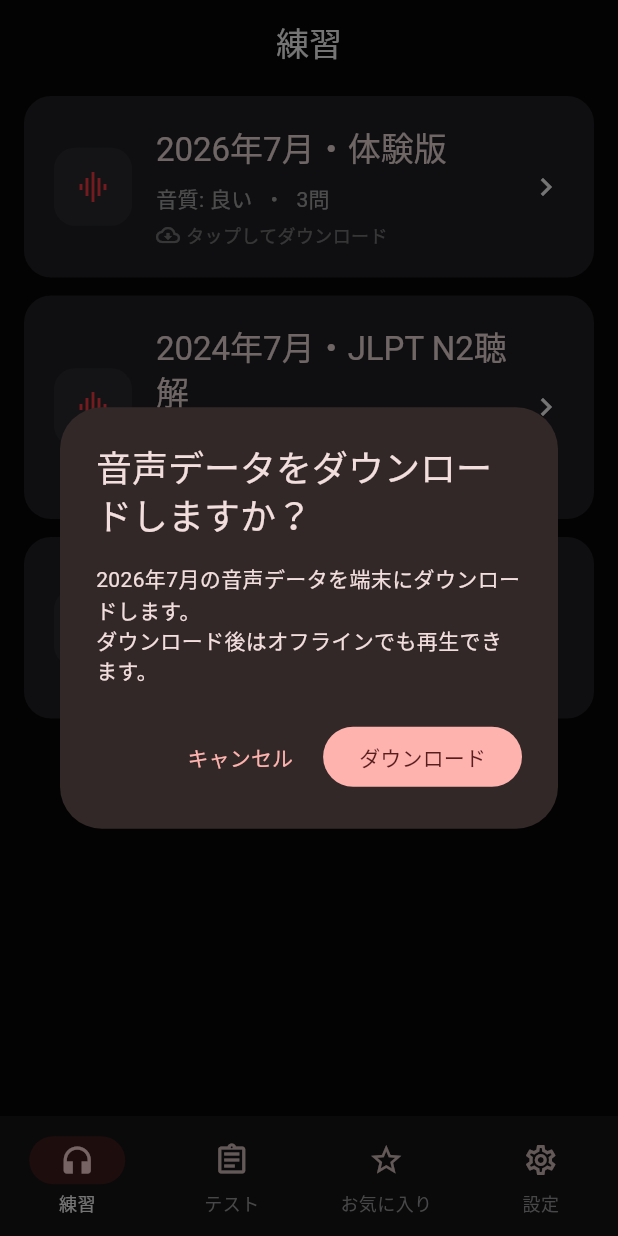
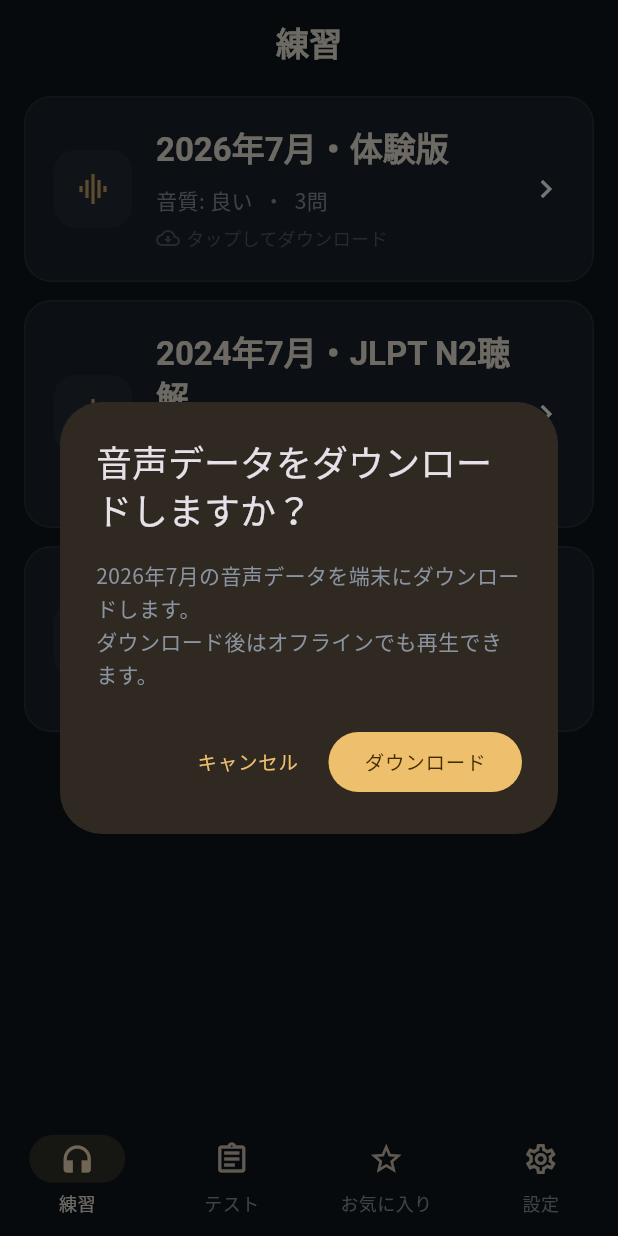
Before and after one commit to zhanghangcode/my_flutter, a Flutter app: the screen it shows after launch, after a tap on "2026年7月・体験版", on a phone screen of 412 x 824 dp. Run offline on Flutter 3.47's test engine with Material 3 defaults, Android fonts, the phone set to English and light mode, and no system bars; our stand-ins replace dio, drift, flutter_hooks, flutter_riverpod, freezed_annotation, go_router and 4 more; missing offline and left inert: audio_session; accounts and stored records are empty; generated files the repository leaves out were written again.

Commit message:
Update color scheme across multiple components to enhance UI consistency

```diff
--- a/lib/app/theme.dart
+++ b/lib/app/theme.dart
@@ -1,26 +1,49 @@
 import 'package:flutter/material.dart';
+import 'package:google_fonts/google_fonts.dart';
 
 /// アプリ固有の色を一元管理するカラートークン。
 ///
-/// 画面ごとに色値を重複させず、深色 UI と状態色の一貫性を保ちます。
+/// 日本の伝統色（濃藍・山吹金・若竹色・朱色・生成り色）を基準にした「墨色東方」
+/// パレットです。画面ごとに色値を重複させず、深色 UI と状態色の一貫性を保ちます。
 abstract final class AppColors {
-  /// アプリ全体で使用する最も暗い背景色です。
-  static const background = Color(0xFF070707);
+  /// アプリ全体で使用する最も暗い背景色です（濃藍）。
+  static const background = Color(0xFF10151C);
 
-  /// CardやBottomSheetに使用する標準のsurface色です。
-  static const surface = Color(0xFF202124);
+  /// CardやBottomSheetに使用する標準のsurface色です（藍鉄色）。
+  static const surface = Color(0xFF1A222C);
 
   /// SnackBarなど強調したsurfaceに使用する色です。
-  static const surfaceHigh = Color(0xFF2B2C2F);
+  static const surfaceHigh = Color(0xFF222B37);
 
-  /// 活性文やエラー表示に使用するアクセント色です。
-  static const accent = Color(0xFFFF3B44);
+  /// 主強調色（山吹金）です。再生ボタン、選択状態、進捗表示など「ここぞ」という
+  /// 箇所だけに使い、多用しません。
+  static const gold = Color(0xFFC6A366);
 
-  /// 非選択テキストなど補助情報に使用する色です。
-  static const muted = Color(0xFF9B9B9F);
+  /// 金色の弱調です。disabled状態など主張を抑えたい箇所で使用します。
+  static const goldDim = Color(0xFF8A7346);
 
-  /// 正答など成功状態に使用する色です。
-  static const success = Color(0xFF43A047);
+  /// 次強調色（若竹色）です。分類・ラベルなどの副次情報に加え、正答やダウンロード
+  /// 済みのような肯定的な状態にも使用します。
+  static const jade = Color(0xFF5B7B68);
+
+  /// エラー専用の希少色（朱色）です。誤答やダウンロード失敗など、本当に警告すべき
+  /// 場面だけに使用します。
+  static const vermillion = Color(0xFFB5502E);
+
+  /// 本文の基本文字色です（生成り色）。長時間の聴解練習でも目に優しい暖白です。
+  static const textPrimary = Color(0xFFEDE7DA);
+
+  /// 補助情報・非選択状態の文字色です（鈍色）。
+  static const textSecondary = Color(0xFF8A93A0);
+
+  /// disabled状態などさらに弱い文字色です。
+  static const textDisabled = Color(0xFF565D68);
+
+  /// 罫線に使用する薄い金色です。
+  static const divider = Color(0x1FC6A366);
+
+  /// Cardの縁取りなどに使用する薄い生成り色です。
+  static const border = Color(0x14EDE7DA);
 }
 
 /// アプリ全体へ適用する Material 3 の Dark Theme を生成します。
@@ -31,10 +54,48 @@ ThemeData buildDarkTheme() {
   // ColorScheme は seedColor から Material コンポーネント用の状態色を生成します。
   // 明示した dark brightness と surface により、深色 UI を基準に配色します。
   final scheme = ColorScheme.fromSeed(
-    seedColor: AppColors.accent,
+    seedColor: AppColors.gold,
     brightness: Brightness.dark,
     surface: AppColors.surface,
   );
+
+  // 見出しは明朝体で編集組版のような文気を、本文は無衬线のまま読みやすさを保ちます。
+  final baseTextTheme = ThemeData(brightness: Brightness.dark).textTheme;
+  final textTheme = baseTextTheme.copyWith(
+    displayLarge: GoogleFonts.shipporiMincho(
+      color: AppColors.textPrimary,
+      fontSize: 34,
+      fontWeight: FontWeight.w600,
+      letterSpacing: 1.2,
+    ),
+    titleLarge: GoogleFonts.shipporiMincho(
+      color: AppColors.textPrimary,
+      fontSize: 22,
+      fontWeight: FontWeight.w600,
+    ),
+    titleMedium: GoogleFonts.notoSansJp(
+      color: AppColors.textPrimary,
+      fontSize: 17,
+      fontWeight: FontWeight.w600,
+    ),
+    bodyLarge: GoogleFonts.notoSansJp(
+      color: AppColors.textPrimary,
+      fontSize: 16,
+      height: 1.7,
+    ),
+    bodyMedium: GoogleFonts.notoSansJp(
+      color: AppColors.textSecondary,
+      fontSize: 14,
+      height: 1.6,
+    ),
+    labelLarge: GoogleFonts.notoSansJp(
+      color: AppColors.gold,
+      fontSize: 13,
+      fontWeight: FontWeight.w500,
+      letterSpacing: 0.5,
+    ),
+  );
+
   return ThemeData(
     useMaterial3: true,
     brightness: Brightness.dark,
@@ -42,21 +103,23 @@ ThemeData buildDarkTheme() {
     // Scaffold の背景を統一し、Route 間で背景色が変わらないようにします。
     scaffoldBackgroundColor: AppColors.background,
     cardColor: AppColors.surface,
-    dividerColor: Colors.white24,
-    appBarTheme: const AppBarTheme(
+    dividerColor: AppColors.divider,
+    textTheme: textTheme,
+    appBarTheme: AppBarTheme(
       backgroundColor: AppColors.background,
-      foregroundColor: Colors.white,
+      foregroundColor: AppColors.textPrimary,
       centerTitle: true,
       elevation: 0,
+      titleTextStyle: textTheme.titleLarge,
     ),
     navigationBarTheme: NavigationBarThemeData(
-      backgroundColor: const Color(0xFF151515),
-      indicatorColor: AppColors.accent.withValues(alpha: 0.18),
+      backgroundColor: AppColors.background,
+      indicatorColor: AppColors.gold.withValues(alpha: 0.18),
       labelTextStyle: WidgetStateProperty.resolveWith(
         (states) => TextStyle(
           color: states.contains(WidgetState.selected)
-              ? Colors.white
-              : AppColors.muted,
+              ? AppColors.textPrimary
+              : AppColors.textSecondary,
           fontSize: 12,
         ),
       ),
@@ -67,17 +130,18 @@ ThemeData buildDarkTheme() {
       margin: EdgeInsets.zero,
       shape: RoundedRectangleBorder(
         borderRadius: BorderRadius.all(Radius.circular(18)),
+        side: BorderSide(color: AppColors.border, width: 1),
       ),
     ),
     snackBarTheme: const SnackBarThemeData(
       behavior: SnackBarBehavior.floating,
       backgroundColor: AppColors.surfaceHigh,
     ),
-    sliderTheme: const SliderThemeData(
-      activeTrackColor: Colors.white,
-      inactiveTrackColor: Colors.white24,
-      thumbColor: Colors.white,
-      overlayColor: Colors.white12,
+    sliderTheme: SliderThemeData(
+      activeTrackColor: AppColors.gold,
+      inactiveTrackColor: AppColors.divider,
+      thumbColor: AppColors.gold,
+      overlayColor: AppColors.gold.withValues(alpha: 0.15),
     ),
   );
 }
--- a/lib/features/favorites/presentation/favorites_page.dart
+++ b/lib/features/favorites/presentation/favorites_page.dart
@@ -3,6 +3,7 @@ import 'package:flutter_riverpod/flutter_riverpod.dart';
 import 'package:go_router/go_router.dart';
 
 import '../../../app/providers.dart';
+import '../../../app/theme.dart';
 import '../../../core/widgets/async_states.dart';
 import '../../practice/domain/practice_models.dart';
 
@@ -177,7 +178,7 @@ class _SentenceList extends StatelessWidget {
         final match = matches[index];
         return Card(
           child: ListTile(
-            leading: const Icon(Icons.star, color: Colors.amber),
+            leading: const Icon(Icons.star, color: AppColors.gold),
             title: Text(match.sentence.textJa, maxLines: 2),
             subtitle: Text(
               '問題${match.question.section}-${match.question.number}番',
--- a/lib/features/practice/presentation/practice_list_page.dart
+++ b/lib/features/practice/presentation/practice_list_page.dart
@@ -95,7 +95,7 @@ class _ExamCard extends HookConsumerWidget {
                   color: AppColors.surfaceHigh,
                   borderRadius: BorderRadius.circular(14),
                 ),
-                child: const Icon(Icons.graphic_eq, color: AppColors.accent),
+                child: const Icon(Icons.graphic_eq, color: AppColors.gold),
               ),
               const SizedBox(width: 16),
               Expanded(
@@ -109,7 +109,7 @@ class _ExamCard extends HookConsumerWidget {
                     const SizedBox(height: 8),
                     Text(
                       '音質: ${exam.audioQuality}  ・  ${exam.questionCount}問',
-                      style: const TextStyle(color: Colors.white60),
+                      style: const TextStyle(color: AppColors.textSecondary),
                     ),
                     const SizedBox(height: 5),
                     _DownloadStatusLine(
@@ -194,25 +194,29 @@ class _DownloadStatusLine extends StatelessWidget {
                 value: state.progress,
                 minHeight: 6,
                 backgroundColor: AppColors.surfaceHigh,
-                color: AppColors.accent,
+                color: AppColors.gold,
               ),
             ),
           ),
           const SizedBox(width: 8),
           Text(
             '${(state.progress * 100).round()}%',
-            style: const TextStyle(color: AppColors.accent, fontSize: 12),
+            style: const TextStyle(color: AppColors.gold, fontSize: 12),
           ),
         ],
       );
     }
     final (icon, text, color) = bundled
-        ? (Icons.offline_pin, 'ローカルで利用可能', AppColors.success)
+        ? (Icons.offline_pin, 'ローカルで利用可能', AppColors.jade)
         : state.isDownloaded
-        ? (Icons.offline_pin, 'ダウンロード済み', AppColors.success)
+        ? (Icons.offline_pin, 'ダウンロード済み', AppColors.jade)
         : state.isFailed
-        ? (Icons.error_outline, 'ダウンロード失敗・タップして再試行', AppColors.accent)
-        : (Icons.cloud_download_outlined, 'タップしてダウンロード', Colors.white38);
+        ? (Icons.error_outline, 'ダウンロード失敗・タップして再試行', AppColors.vermillion)
+        : (
+            Icons.cloud_download_outlined,
+            'タップしてダウンロード',
+            AppColors.textDisabled,
+          );
     return Row(
       children: [
         Icon(icon, size: 16, color: color),
--- a/lib/features/settings/presentation/settings_page.dart
+++ b/lib/features/settings/presentation/settings_page.dart
@@ -2,6 +2,7 @@ import 'package:flutter/material.dart';
 import 'package:flutter_riverpod/flutter_riverpod.dart';
 
 import '../../../app/providers.dart';
+import '../../../app/theme.dart';
 import '../../../core/widgets/async_states.dart';
 
 /// 再生・表示設定と学習データ管理を提供する設定画面。
@@ -108,7 +109,7 @@ class SettingsPage extends ConsumerWidget {
               padding: EdgeInsets.symmetric(horizontal: 20, vertical: 8),
               child: Text(
                 '収録された問題と音声は、このアプリのデモ用に作成されたオリジナル教材です。',
-                style: TextStyle(color: Colors.white54, fontSize: 12),
+                style: TextStyle(color: AppColors.textSecondary, fontSize: 12),
               ),
             ),
           ],
--- a/lib/features/splash/presentation/splash_page.dart
+++ b/lib/features/splash/presentation/splash_page.dart
@@ -126,7 +126,7 @@ class _SplashPageState extends State<SplashPage>
                             child: Icon(
                               Icons.headphones,
                               size: compact ? 38 : 48,
-                              color: AppColors.accent,
+                              color: AppColors.gold,
                             ),
                           ),
                         ),
@@ -139,7 +139,7 @@ class _SplashPageState extends State<SplashPage>
                             textAlign: TextAlign.center,
                             style: Theme.of(context).textTheme.headlineSmall
                                 ?.copyWith(
-                                  color: Colors.white,
+                                  color: AppColors.textPrimary,
                                   fontWeight: FontWeight.bold,
                                   letterSpacing: 1.2,
                                 ),
@@ -153,7 +153,7 @@ class _SplashPageState extends State<SplashPage>
                             '聴いて、読んで、身につける',
                             textAlign: TextAlign.center,
                             style: TextStyle(
-                              color: AppColors.muted,
+                              color: AppColors.textSecondary,
                               fontSize: 14,
                               letterSpacing: 0.6,
                             ),
@@ -170,7 +170,7 @@ class _SplashPageState extends State<SplashPage>
                         dimension: 20,
                         child: CircularProgressIndicator(
                           strokeWidth: 2,
-                          color: AppColors.muted,
+                          color: AppColors.textSecondary,
                         ),
                       ),
                     ),
--- a/pubspec.yaml
+++ b/pubspec.yaml
@@ -50,6 +50,7 @@ dependencies:
   path: ^1.9.1
   dio: ^5.10.0
   archive: ^4.0.9
+  google_fonts: ^8.2.0
 
 dev_dependencies:
   flutter_test:
```
Also changed, not shown: lib/core/widgets/async_states.dart (+9 -3 lines), lib/features/player/presentation/audio_player_bar.dart (+5 -5 lines), lib/features/practice/presentation/practice_detail_page.dart (+5 -5 lines), lib/features/practice/presentation/question_list_page.dart (+6 -3 lines), lib/features/practice/presentation/widgets/answer_options.dart (+9 -8 lines), lib/features/practice/presentation/widgets/transcript_list.dart (+5 -5 lines), pubspec.lock, 6 other files.
